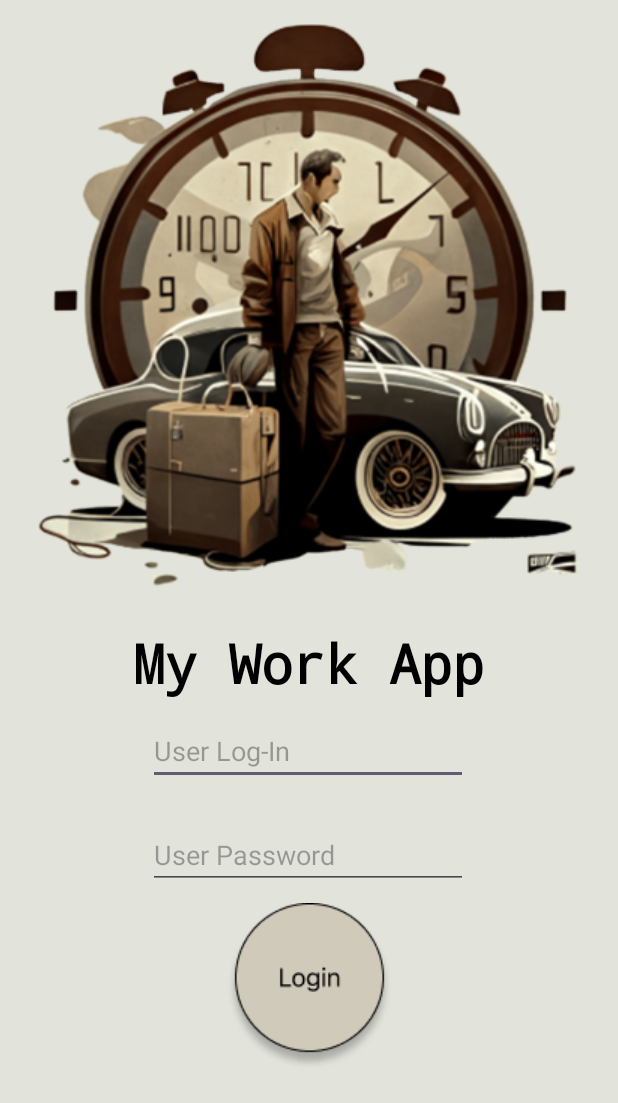
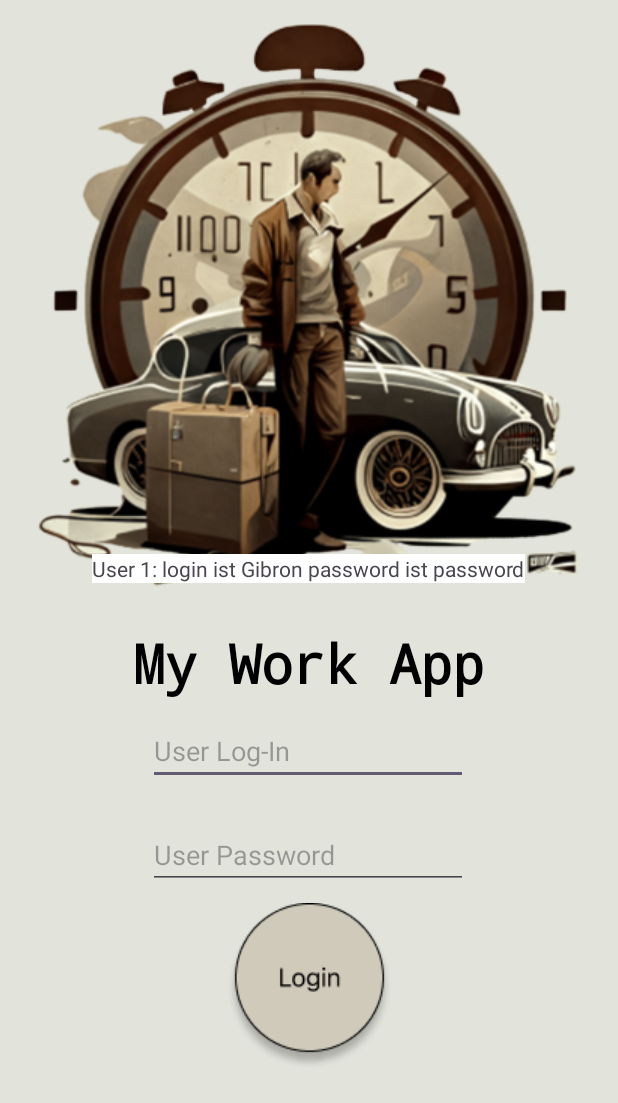
Before and after one commit to G1br0n/MeWorkApp, an Android app: the screen it shows after launch (MainActivity), after a tap on an icon or button, on a phone screen of 412 x 824 dp. Shown: the top 1103 px of the screen. Run offline under Robolectric (Android 15) with nearby library versions, the phone set to English and light mode, and no system bars; our stand-ins replace Room's generated code, data binding, navigation-ui.

Commit message:
Mitwoch 10.Aug.2023
probleme mit DAO wert Uptade

try catch hinzufügt

```diff
--- a/app/src/main/java/com/example/abschlussaufgabe/data/AppRepository.kt
+++ b/app/src/main/java/com/example/abschlussaufgabe/data/AppRepository.kt
@@ -12,6 +12,7 @@ class AppRepository(
     private val storageMaterialDatabase: StorageMaterialDatabase
 ) {
 
+    var  hallo: LiveData<StorageMaterialModel> = storageMaterialDatabase.storageMaterialDao.getById(1 )
     //UserList
     private val _user = MutableLiveData<List<UserDataModel>>()
     val user: LiveData<List<UserDataModel>>
@@ -81,7 +82,7 @@ class AppRepository(
         _material.value = listOf(
             StorageMaterialModel(1, "GSMR-1", 1),
             StorageMaterialModel(2, "BahnErdeGarnitur-1", 1),
-            StorageMaterialModel(3, "GSMR-2", 1),
+            StorageMaterialModel(3, "GSMR-2", 1001),
             StorageMaterialModel(4, "BüpGarnitur-1", 1),
             StorageMaterialModel(5, "LA-1", 1),
             StorageMaterialModel(6, "LA-33", 1),
@@ -89,7 +90,7 @@ class AppRepository(
             StorageMaterialModel(8, "E-Sail-2", 1),
             StorageMaterialModel(9, "E-Sail-4", 1),
             StorageMaterialModel(10, "ZPW-10-22", 1),
-            StorageMaterialModel(11, "HS-1", 1),
+            StorageMaterialModel(11, "HS-1", 1001),
             StorageMaterialModel(12, "HS-2", 1),
             StorageMaterialModel(13, "HS-3", 1),
             StorageMaterialModel(14, "HS-4", 1),
@@ -126,8 +127,6 @@ class AppRepository(
     }
 
 
-
-
     suspend fun insert(storageMaterial: StorageMaterialModel) {
         try {
             storageMaterialDatabase.storageMaterialDao.insert(storageMaterial)
@@ -140,11 +139,12 @@ class AppRepository(
     //Fun befült die lager datenbank wenn es lehr ist
     suspend fun insertAll(storageMaterialList: List<StorageMaterialModel>){
         try {
-            if (storageMaterialDatabase.storageMaterialDao.getAll().value!!.isEmpty()){
+            //TODO: feller vorhanden
+           // if (storageMaterialDatabase.storageMaterialDao.getAll().value!!.isEmpty()){
                 for (i in storageMaterialList){
                     storageMaterialDatabase.storageMaterialDao.insert(i)
                 }
-            }
+           // }
         } catch (e: Exception) {
             Log.e("TAG", "Failed to insert into database: $e")
         }
--- a/app/src/main/java/com/example/abschlussaufgabe/data/local/StorageMaterialDao.kt
+++ b/app/src/main/java/com/example/abschlussaufgabe/data/local/StorageMaterialDao.kt
@@ -16,6 +16,7 @@ interface StorageMaterialDao {
     @Update
     suspend fun update(storageMaterial: StorageMaterialModel)
 
+
     @Query("SELECT * FROM StorageMaterialModel")
     fun getAll(): LiveData<List<StorageMaterialModel>>
 
--- a/app/src/main/java/com/example/abschlussaufgabe/data/local/StorageMaterialDatabase.kt
+++ b/app/src/main/java/com/example/abschlussaufgabe/data/local/StorageMaterialDatabase.kt
@@ -10,6 +10,7 @@ import com.example.abschlussaufgabe.data.model.StorageMaterialModel
 @Database(entities = [StorageMaterialModel::class], version = 1)
 abstract class StorageMaterialDatabase: RoomDatabase() {
     abstract val storageMaterialDao: StorageMaterialDao
+    //abstract fun storageMaterialDao(): StorageMaterialDao
 }
 
 private lateinit var INSTANCE: StorageMaterialDatabase
--- a/app/src/main/res/layout/fragment_log_in.xml
+++ b/app/src/main/res/layout/fragment_log_in.xml
@@ -81,6 +81,19 @@
                 app:layout_constraintStart_toStartOf="parent"
                 app:layout_constraintTop_toBottomOf="@+id/iv_logo" />
 
+            <TextView
+                android:id="@+id/loginHelper"
+                android:layout_width="wrap_content"
+                android:layout_height="wrap_content"
+                android:background="@color/white"
+                android:text="User 1: login ist Gibron password ist password"
+                app:layout_constraintBottom_toBottomOf="parent"
+                app:layout_constraintEnd_toEndOf="parent"
+                app:layout_constraintHorizontal_bias="0.495"
+                app:layout_constraintStart_toStartOf="parent"
+                app:layout_constraintTop_toTopOf="parent"
+                app:layout_constraintVertical_bias="0.459" />
+
         </androidx.constraintlayout.widget.ConstraintLayout>
     </FrameLayout>
 </layout>
```
Also changed, not shown: app/src/main/java/com/example/abschlussaufgabe/ui/MaterialReceivedFragment.kt (+19 -4 lines), app/src/main/java/com/example/abschlussaufgabe/viewmodel/MainViewModel.kt (+9 -3 lines).
